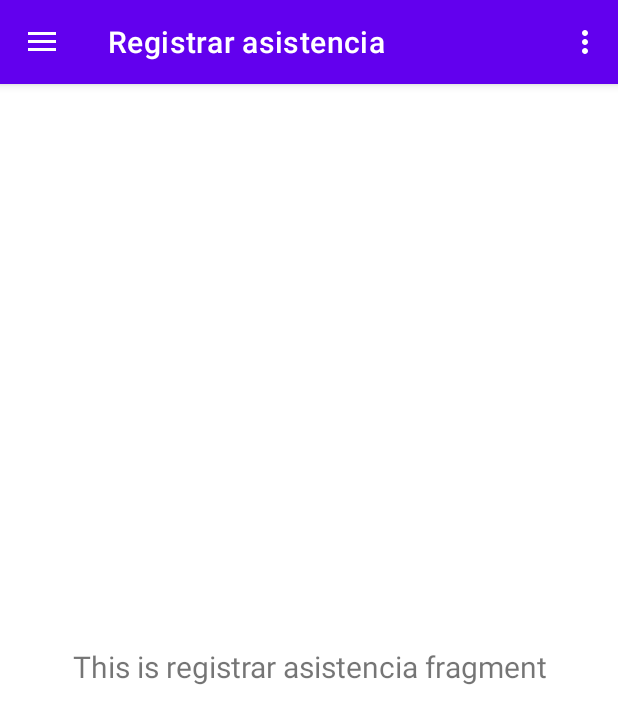
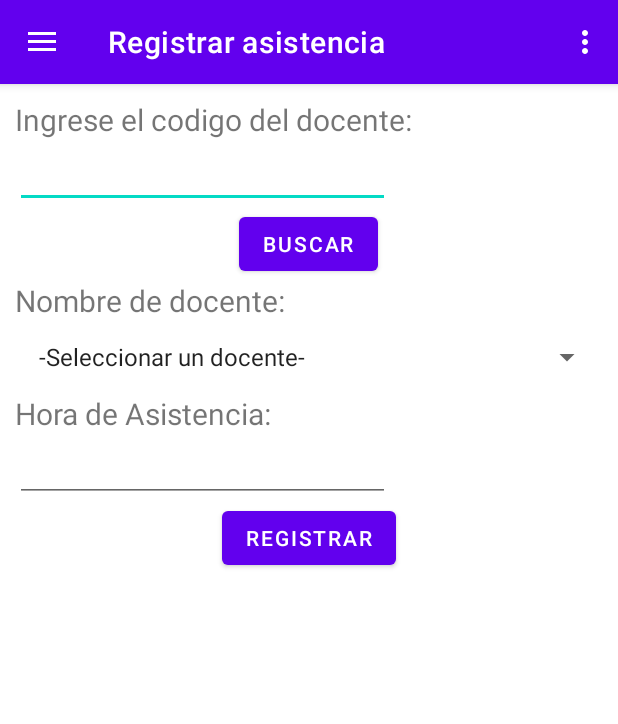
Before and after one commit to joserojas5/proyectoandroid1, an Android app: the screen it shows after launch (MainActivity), in the side drawer, after a tap on "Registrar asistencia", on a phone screen of 412 x 824 dp. Shown: the top 724 px of the screen. Run offline under Robolectric (Android 15) with nearby library versions, the light colour scheme and no system bars; our stand-ins replace navigation-ui.

Commit message:
Actualice el fragmento de docente y registrar docente. Registrar asistencia su interfaz grafica

```diff
--- a/app/src/main/java/pe/edu/autonoma/proyecto_ua_1/conexion/MySQLiteHelper.java
+++ b/app/src/main/java/pe/edu/autonoma/proyecto_ua_1/conexion/MySQLiteHelper.java
@@ -19,7 +19,7 @@ public class MySQLiteHelper extends SQLiteOpenHelper {
             "nombre text not null,"+
             " apellido text not null,"+
             " edad integer not null,"+
-            " dni text not null,"+
+            " dni text not null unique,"+
             " sexo text not null,"+
             " correo text not null,"+
             " telefono text not null);";
--- a/app/src/main/java/pe/edu/autonoma/proyecto_ua_1/ui/registrarAsistencia/RegistrarAsistenciaFragment.java
+++ b/app/src/main/java/pe/edu/autonoma/proyecto_ua_1/ui/registrarAsistencia/RegistrarAsistenciaFragment.java
@@ -1,44 +1,94 @@
 package pe.edu.autonoma.proyecto_ua_1.ui.registrarAsistencia;
 
-import androidx.lifecycle.ViewModelProvider;
 
 import android.os.Bundle;
 
 import androidx.annotation.NonNull;
-import androidx.annotation.Nullable;
 import androidx.fragment.app.Fragment;
 
 import android.view.LayoutInflater;
 import android.view.View;
 import android.view.ViewGroup;
+import android.widget.ArrayAdapter;
+import android.widget.Button;
+import android.widget.EditText;
+import android.widget.Spinner;
 import android.widget.TextView;
+import android.widget.Toast;
+
+import java.util.ArrayList;
 
 import pe.edu.autonoma.proyecto_ua_1.R;
-import pe.edu.autonoma.proyecto_ua_1.databinding.FragmentHomeBinding;
-import pe.edu.autonoma.proyecto_ua_1.databinding.FragmentRegistrarAsistenciaBinding;
-import pe.edu.autonoma.proyecto_ua_1.ui.home.HomeViewModel;
+import pe.edu.autonoma.proyecto_ua_1.models.DocenteBean;
+import pe.edu.autonoma.proyecto_ua_1.models.DocenteDAO;
 
-public class RegistrarAsistenciaFragment extends Fragment {
+public class RegistrarAsistenciaFragment extends Fragment implements View.OnClickListener{
 
-    private FragmentRegistrarAsistenciaBinding binding;
-
+    ArrayList<String> opcDocente;
+    ArrayAdapter<String> adapter;
+    DocenteDAO objDocenteDAO;
+    DocenteBean objDocenteBean;
+    //elementos de la tabla
+    Spinner spnDocente;
+    EditText etCodDocente;
+    Button btnBuscarDocente;
     public View onCreateView(@NonNull LayoutInflater inflater,
                              ViewGroup container, Bundle savedInstanceState) {
-        RegistrarAsistenciaViewModel registrarAsistenciaViewModel =
-                new ViewModelProvider(this).get(RegistrarAsistenciaViewModel.class);
+        View root = inflater.inflate(R.layout.fragment_registrar_asistencia, container, false);
+        objDocenteDAO = new DocenteDAO(getContext());
+        objDocenteDAO.open();
+        //elementos del fragmento grafico
+        spnDocente = root.findViewById(R.id.spn_docente);
+        llenarSpinner();
+        etCodDocente = root.findViewById(R.id.et_coddocente);
+        btnBuscarDocente = root.findViewById(R.id.btn_buscarDocente);
+        btnBuscarDocente.setOnClickListener(this);
 
-        binding = FragmentRegistrarAsistenciaBinding.inflate(inflater, container, false);
-        View root = binding.getRoot();
 
-        final TextView textView = binding.textRegistrarAsistencia;
-        registrarAsistenciaViewModel.getText().observe(getViewLifecycleOwner(), textView::setText);
         return root;
+    }
+    public void llenarSpinner(){
+        opcDocente = new ArrayList<>();
+        opcDocente = llenarListaDocentes();
+        adapter = new ArrayAdapter<>(getActivity(), android.R.layout.simple_list_item_1, opcDocente);
+        spnDocente.setAdapter(adapter);
+    }
+    public ArrayList<String> llenarListaDocentes(){
+        ArrayList acum = new ArrayList<String>();
+        ArrayList<DocenteBean> list;
+        acum.add("-Seleccionar un docente-");
+        list = objDocenteDAO.listadoPersonas();
+        for (DocenteBean obj:list) {
+            acum.add(obj.getNombre()+ obj.getApellido());
+        }
+        return acum;
+    }
+    public void buscarDocente(String codDocente){
+        Boolean valor = false;
+        ArrayList<DocenteBean> list;
+        list = objDocenteDAO.listadoPersonas();
+        for (DocenteBean obj:list) {
+
+            if (codDocente.equals(obj.getDni())){
+                valor = true;
+                Toast.makeText(getContext(),"Si se encuentra el codigo", Toast.LENGTH_LONG).show();
+            }
+        }
+    }
+
+    @Override
+    public void onClick(View view) {
+        if (view == btnBuscarDocente){
+            String strCodDocente = etCodDocente.getText().toString();
+            buscarDocente(strCodDocente);
+
+        }
     }
 
     @Override
     public void onDestroyView() {
         super.onDestroyView();
-        binding = null;
     }
 
+
 }
--- a/app/src/main/java/pe/edu/autonoma/proyecto_ua_1/ui/registrarAsistencia/RegistrarAsistenciaViewModel.java
+++ b/app/src/main/java/pe/edu/autonoma/proyecto_ua_1/ui/registrarAsistencia/RegistrarAsistenciaViewModel.java
@@ -5,15 +5,5 @@ import androidx.lifecycle.MutableLiveData;
 import androidx.lifecycle.ViewModel;
 
 public class RegistrarAsistenciaViewModel extends ViewModel {
-    // TODO: Implement the ViewModel
-    private final MutableLiveData<String> mText;
 
-    public RegistrarAsistenciaViewModel() {
-        mText = new MutableLiveData<>();
-        mText.setValue("This is registrar asistencia fragment");
-    }
-
-    public LiveData<String> getText() {
-        return mText;
-    }
 }
--- a/app/src/main/res/layout/fragment_registrar_asistencia.xml
+++ b/app/src/main/res/layout/fragment_registrar_asistencia.xml
@@ -1,22 +1,57 @@
 <?xml version="1.0" encoding="utf-8"?>
-<androidx.constraintlayout.widget.ConstraintLayout xmlns:android="http://schemas.android.com/apk/res/android"
+<LinearLayout
+    xmlns:android="http://schemas.android.com/apk/res/android"
     xmlns:app="http://schemas.android.com/apk/res-auto"
     xmlns:tools="http://schemas.android.com/tools"
     android:layout_width="match_parent"
     android:layout_height="match_parent"
-    tools:context=".ui.registrarAsistencia.RegistrarAsistenciaFragment">
+    android:orientation="vertical"
+    tools:context=".ui.registrarAsistencia.RegistrarAsistenciaFragment"
+    android:padding="10dp">
 
     <TextView
-        android:id="@+id/text_registrar_asistencia"
         android:layout_width="match_parent"
         android:layout_height="wrap_content"
-        android:layout_marginStart="8dp"
-        android:layout_marginTop="8dp"
-        android:layout_marginEnd="8dp"
-        android:textAlignment="center"
+        android:text="Ingrese el codigo del docente:"
         android:textSize="20sp"
-        app:layout_constraintBottom_toBottomOf="parent"
-        app:layout_constraintEnd_toEndOf="parent"
-        app:layout_constraintStart_toStartOf="parent"
-        app:layout_constraintTop_toTopOf="parent" />
-</androidx.constraintlayout.widget.ConstraintLayout>
+        />
+    <EditText
+        android:id="@+id/et_coddocente"
+        android:layout_width="250dp"
+        android:layout_height="wrap_content"
+        android:ems="15"
+        android:maxLength="8"
+        />
+    <Button
+        android:id="@+id/btn_buscarDocente"
+        android:layout_width="wrap_content"
+        android:layout_height="wrap_content"
+        android:text="BUSCAR"
+        android:layout_gravity="center"/>
+    <TextView
+        android:layout_width="wrap_content"
+        android:layout_height="wrap_content"
+        android:text="Nombre de docente:"
+        android:textSize="20sp"/>
+    <Spinner
+        android:id="@+id/spn_docente"
+        android:layout_width="match_parent"
+        android:layout_height="wrap_content"/>
+    <TextView
+        android:layout_width="match_parent"
+        android:layout_height="wrap_content"
+        android:text="Hora de Asistencia: "
+        android:textSize="20sp"/>
+    <EditText
+        android:id="@+id/txt_tiempo"
+        android:layout_height="wrap_content"
+        android:layout_width="250dp"
+        android:ems="20"
+        />
+    <Button
+        android:layout_width="wrap_content"
+        android:layout_height="wrap_content"
+        android:text="REGISTRAR"
+        android:layout_gravity="center"/>
+
+</LinearLayout>
```
Also changed, not shown: app/src/main/java/pe/edu/autonoma/proyecto_ua_1/ui/docente/DocenteFragment.java (+3 -12 lines), app/src/main/java/pe/edu/autonoma/proyecto_ua_1/ui/home/HomeFragment.java (+4 -30 lines), app/src/main/java/pe/edu/autonoma/proyecto_ua_1/ui/registrarDocente/RegistrarDocenteFragment.java (+38 -17 lines).
